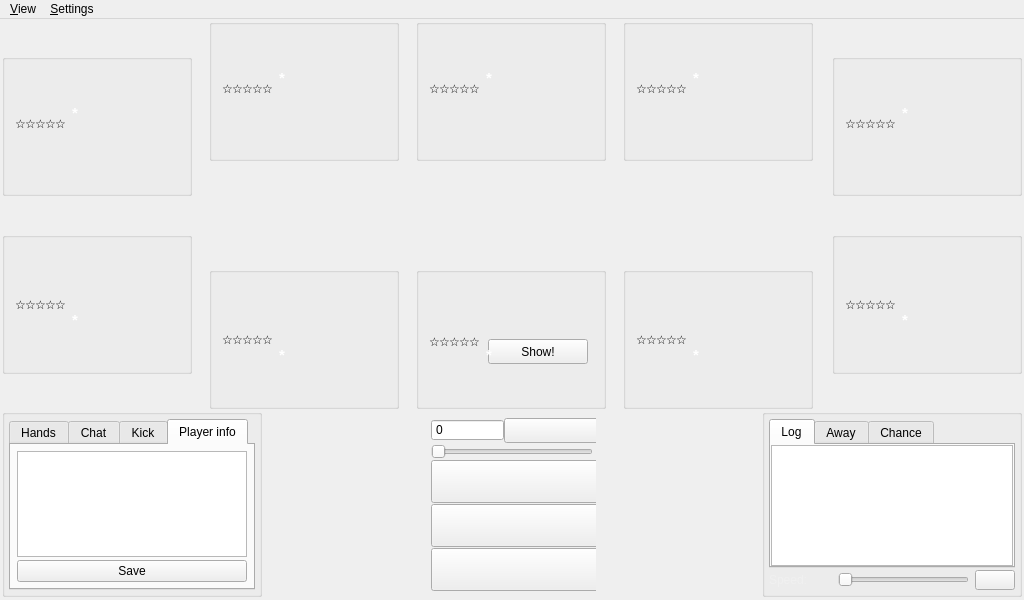
Before: the Qt Designer form src/gui/qt/gametable.ui in pokerth/pokerth, drawn with Qt 5.
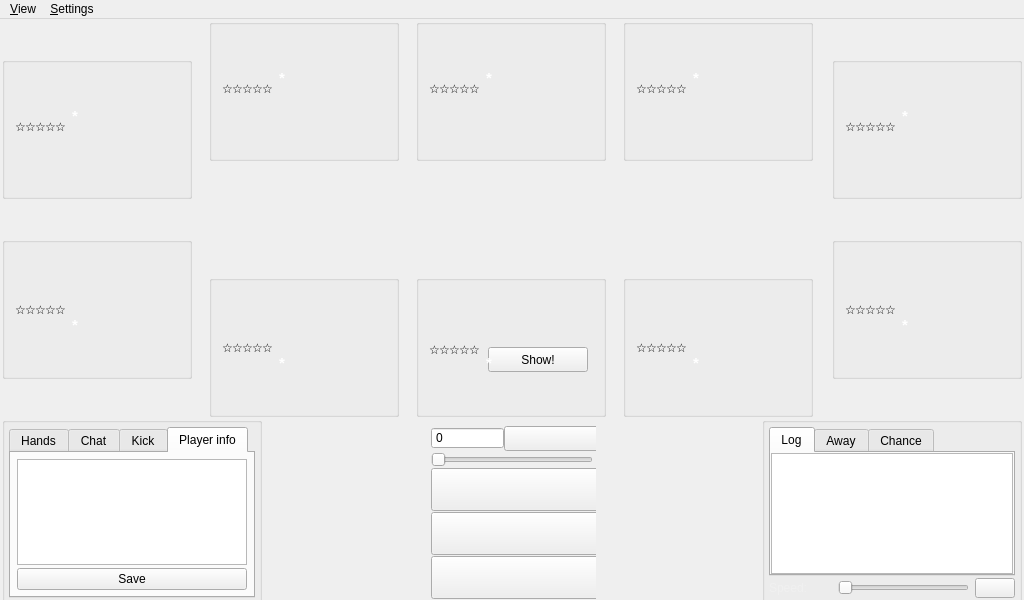
After: the same form once the commit is applied. Icons and pictures are not drawn. Custom widgets are drawn as their Qt base class.

Commit message: Show the winning hand after the round

```diff
--- a/src/gui/qt/gametable.ui
+++ b/src/gui/qt/gametable.ui
@@ -2222,13 +2222,13 @@
         <property name="minimumSize">
          <size>
           <width>600</width>
-          <height>94</height>
+          <height>114</height>
          </size>
         </property>
         <property name="maximumSize">
          <size>
           <width>600</width>
-          <height>94</height>
+          <height>114</height>
          </size>
         </property>
         <property name="styleSheet">
@@ -2631,6 +2631,13 @@
            </layout>
           </widget>
          </item>
+         <item row="1" column="0" colspan="5">
+          <widget class="QLabel" name="label_WinningCombination">
+           <property name="alignment">
+            <set>Qt::AlignCenter</set>
+           </property>
+          </widget>
+         </item>
         </layout>
        </widget>
       </item>
```
The commit also changes 2 other files.
